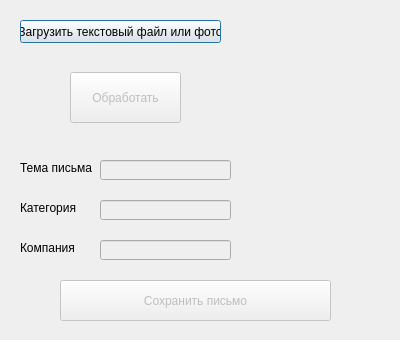
Before: the Qt Designer form designs/dialog.ui in arekalov/Mhelper, drawn with Qt 5.
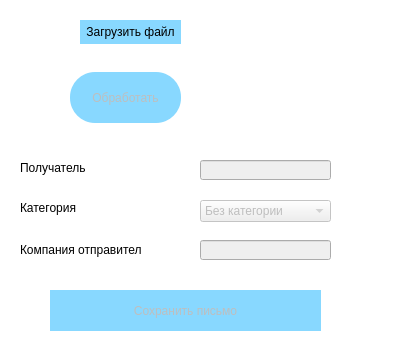
After: the same form once the commit is applied.

```diff
--- a/designs/dialog.ui
+++ b/designs/dialog.ui
@@ -25,19 +25,29 @@
   <property name="windowTitle">
    <string>Dialog</string>
   </property>
-  <widget class="QPushButton" name="upload_btn">
-   <property name="geometry">
-    <rect>
-     <x>20</x>
-     <y>20</y>
-     <width>201</width>
-     <height>23</height>
-    </rect>
-   </property>
-   <property name="text">
-    <string>Загрузить текстовый файл или фото</string>
-   </property>
-  </widget>
+  <property name="styleSheet">
+   <string notr="true">QDialog{
+background-color: rgb(255, 255, 255);
+}
+QPushButton{
+background-color: rgb(136, 216, 255);
+border-radius: 25px;
+}
+
+QPushButton:hover{
+background-color: rgb(136, 206, 235);
+border-radius: 25px;
+}
+
+QPushButton:pressed{
+background-color: rgb(136, 206, 235);
+border-radius: 20px;
+}
+
+upload_btn{
+border-radius: 25px;
+}</string>
+  </property>
   <widget class="QPushButton" name="handle_btn">
    <property name="enabled">
     <bool>false</bool>
@@ -64,7 +74,7 @@
     </rect>
    </property>
    <property name="text">
-    <string>Тема письма</string>
+    <string>Получатель</string>
    </property>
   </widget>
   <widget class="QLabel" name="label_category">
@@ -85,12 +95,12 @@
     <rect>
      <x>20</x>
      <y>240</y>
-     <width>61</width>
-     <height>16</height>
+     <width>121</width>
+     <height>20</height>
     </rect>
    </property>
    <property name="text">
-    <string>Компания</string>
+    <string>Компания отправитель</string>
    </property>
   </widget>
   <widget class="QLineEdit" name="theme_line">
@@ -99,33 +109,20 @@
    </property>
    <property name="geometry">
     <rect>
-     <x>100</x>
+     <x>200</x>
      <y>160</y>
      <width>131</width>
      <height>20</height>
     </rect>
    </property>
   </widget>
-  <widget class="QLineEdit" name="category_line">
-   <property name="enabled">
-    <bool>false</bool>
-   </property>
-   <property name="geometry">
-    <rect>
-     <x>100</x>
-     <y>200</y>
-     <width>131</width>
-     <height>20</height>
-    </rect>
-   </property>
-  </widget>
   <widget class="QLineEdit" name="company_line">
    <property name="enabled">
     <bool>false</bool>
    </property>
    <property name="geometry">
     <rect>
-     <x>100</x>
+     <x>200</x>
      <y>240</y>
      <width>131</width>
      <height>20</height>
@@ -138,8 +135,8 @@
    </property>
    <property name="geometry">
     <rect>
-     <x>60</x>
-     <y>280</y>
+     <x>50</x>
+     <y>290</y>
      <width>271</width>
      <height>41</height>
     </rect>
@@ -174,6 +171,63 @@
     <string/>
    </property>
   </widget>
+  <widget class="QLabel" name="label_tegs_error">
+   <property name="geometry">
+    <rect>
+     <x>116</x>
+     <y>270</y>
+     <width>171</width>
+     <height>20</height>
+    </rect>
+   </property>
+   <property name="text">
+    <string/>
+   </property>
+  </widget>
+  <widget class="QComboBox" name="category_cb">
+   <property name="enabled">
+    <bool>false</bool>
+   </property>
+   <property name="geometry">
+    <rect>
+     <x>200</x>
+     <y>200</y>
+     <width>131</width>
+     <height>22</height>
+    </rect>
+   </property>
+   <item>
+    <property name="text">
+     <string>Без категории</string>
+    </property>
+   </item>
+   <item>
+    <property name="text">
+     <string>Срочно</string>
+    </property>
+   </item>
+   <item>
+    <property name="text">
+     <string>Спам</string>
+    </property>
+   </item>
+  </widget>
+  <widget class="QPushButton" name="upload_btn">
+   <property name="geometry">
+    <rect>
+     <x>80</x>
+     <y>20</y>
+     <width>101</width>
+     <height>24</height>
+    </rect>
+   </property>
+   <property name="styleSheet">
+    <string notr="true">border-radiusr: 25px;</string>
+   </property>
+   <property name="text">
+    <string>Загрузить файл</string>
+   </property>
+  </widget>
  </widget>
  <resources/>
  <connections/>
```
Left out of the diff: 2 changed lines with no effect on the pictures.
